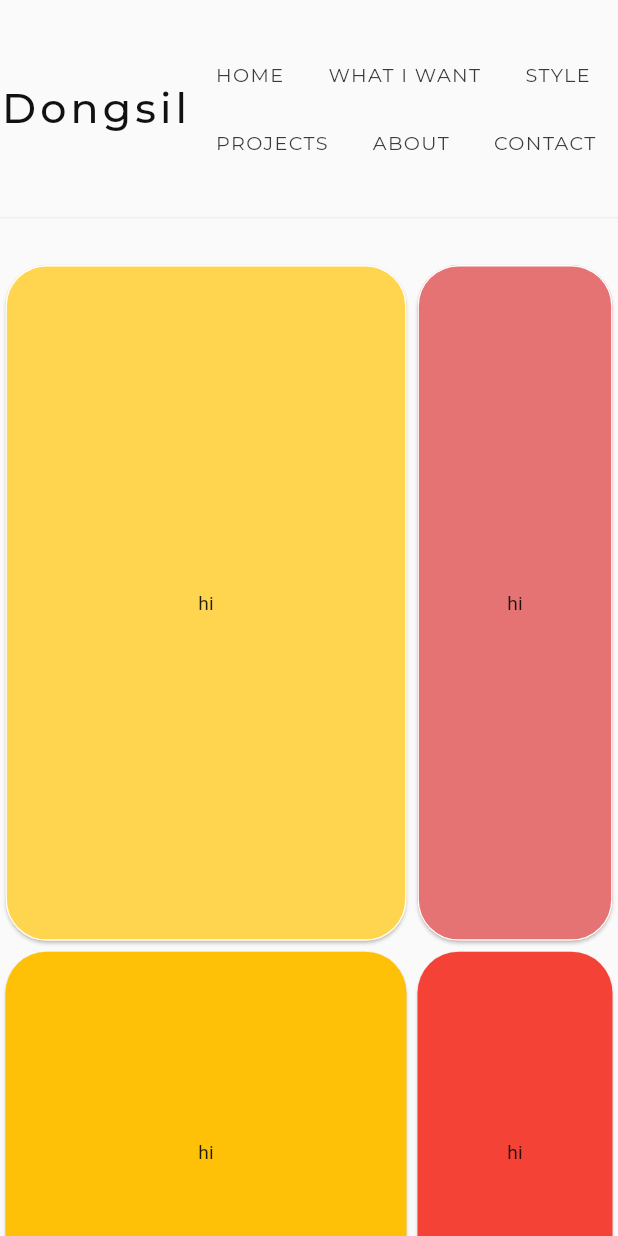
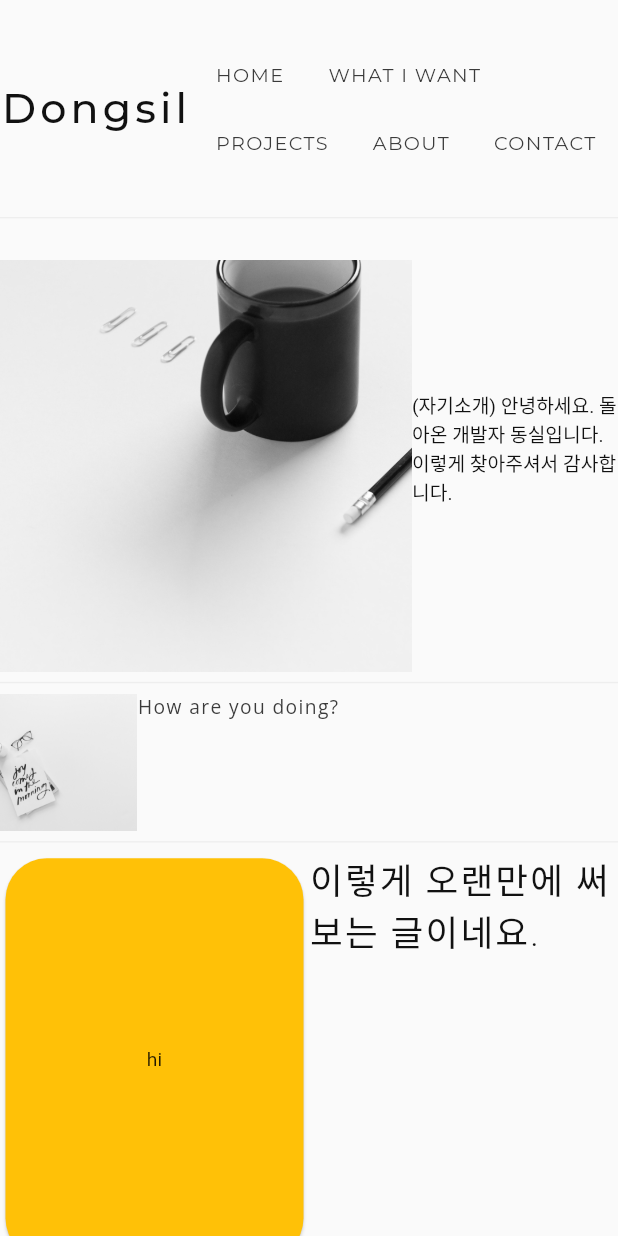
Before and after one commit to ggumgil/dongsilweb, a Flutter app: the screen it shows after launch, on a phone screen of 412 x 824 dp. Run offline on Flutter 3.47's test engine with Material 2 defaults, Android fonts, the phone set to English and light mode, and no system bars; our stand-ins replace google_fonts, responsive_framework; missing offline and left inert: dart:html; Roboto replaces fonts that are missing (Jua).

Commit message:
레이아웃 변경, 위젯, 스타일 적용 (미니멀)

```diff
--- a/lib/constant/style.dart
+++ b/lib/constant/style.dart
@@ -4,7 +4,7 @@ import 'package:google_fonts/google_fonts.dart';
 import 'package:flutter/painting.dart';
 
 // Simple
-TextStyle headlineTextStyle = GoogleFonts.montserrat(
+TextStyle headlineTextStyle = GoogleFonts.jua(
     textStyle: const TextStyle(
         fontSize: 26,
         color: textPrimary,
@@ -19,7 +19,7 @@ TextStyle subtitleTextStyle = GoogleFonts.openSans(
     textStyle:
         const TextStyle(fontSize: 14, color: textSecondary, letterSpacing: 1));
 
-TextStyle bodyTextStyle = GoogleFonts.openSans(
+TextStyle bodyTextStyle = GoogleFonts.jua(
     textStyle: const TextStyle(fontSize: 14, color: textPrimary));
 
 TextStyle buttonTextStyle = GoogleFonts.montserrat(
--- a/lib/main.dart
+++ b/lib/main.dart
@@ -1,4 +1,3 @@
-import 'package:dongsilweb/pages/notion_page.dart';
 import 'package:dongsilweb/pages/page_post.dart';
 import 'package:dongsilweb/pages/projects_page.dart';
 import 'package:dongsilweb/pages/whatiwant_page.dart';
@@ -42,8 +41,6 @@ class MyApp extends StatelessWidget {
               return const HomePage();
             case Routes.post:
               return const PostPage();
-            case Routes.style:
-              return const NotionPage();
             case Routes.projects:
               return const ProjectsPage();
             case Routes.whatiwant:
--- a/lib/pages/home_page.dart
+++ b/lib/pages/home_page.dart
@@ -1,6 +1,8 @@
+import 'dart:html';
 import 'dart:ui';
 
 import 'package:dongsilweb/widgets/blog.dart';
+import 'package:dongsilweb/widgets/text.dart';
 import 'package:flutter/material.dart';
 
 class HomePage extends StatelessWidget {
@@ -20,64 +22,36 @@ class HomePage extends StatelessWidget {
               children: [
                 SizedBox(
                   width: 300,
-                  height: 500,
-                  child: Card(
-                    color: Colors.amber[300],
-                    shape: RoundedRectangleBorder(
-                      side: BorderSide(
-                        color: Theme.of(context).colorScheme.outline,
-                      ),
-                      borderRadius: const BorderRadius.all(Radius.circular(30)),
-                    ),
-                    child: const Center(child: Text('hi')),
-                  ),
+                  height: 300,
+                  child: Image.asset(
+                      'assets/images/coffee_paperclips_pencil_angled_bw_w1080.jpg',
+                      fit: BoxFit.fitHeight),
                 ),
-                Expanded(
+                const Expanded(
+                    child: TextBody(
+                        text:
+                            '(자기소개) 안녕하세요. 돌아온 개발자 동실입니다.\n이렇게 찾아주셔서 감사합니다.')),
+              ],
+            ),
+            divider,
+            Row(
+              mainAxisSize: MainAxisSize.max,
+              children: [
+                SizedBox(
+                  width: 100,
+                  height: 100,
+                  child: Image.asset(
+                      'assets/images/joy_note_coffee_eyeglasses_overhead_bw_w1080.jpg',
+                      fit: BoxFit.fitHeight),
+                ),
+                const Expanded(
                   child: SizedBox(
-                    height: 500,
-                    child: Card(
-                      color: Colors.red[300],
-                      shape: RoundedRectangleBorder(
-                        side: BorderSide(
-                          color: Theme.of(context).colorScheme.outline,
-                        ),
-                        borderRadius:
-                            const BorderRadius.all(Radius.circular(30)),
-                      ),
-                      child: const Center(child: Text('hi')),
-                    ),
-                  ),
+                      height: 100,
+                      child: TextBodySecondary(text: 'How are you doing?')),
                 ),
               ],
             ),
-            Row(
-              mainAxisSize: MainAxisSize.max,
-              children: const [
-                SizedBox(
-                  width: 300,
-                  height: 300,
-                  child: Card(
-                    color: Colors.amber,
-                    shape: RoundedRectangleBorder(
-                      borderRadius: BorderRadius.all(Radius.circular(30)),
-                    ),
-                    child: Center(child: Text('hi')),
-                  ),
-                ),
-                Expanded(
-                  child: SizedBox(
-                    height: 300,
-                    child: Card(
-                      color: Colors.red,
-                      shape: RoundedRectangleBorder(
-                        borderRadius: BorderRadius.all(Radius.circular(30)),
-                      ),
-                      child: Center(child: Text('hi')),
-                    ),
-                  ),
-                ),
-              ],
-            ),
+            divider,
             Row(
               mainAxisSize: MainAxisSize.max,
               children: [
@@ -95,17 +69,13 @@ class HomePage extends StatelessWidget {
                 const Expanded(
                   child: SizedBox(
                     height: 300,
-                    child: Card(
-                      color: Colors.red,
-                      shape: RoundedRectangleBorder(
-                        borderRadius: BorderRadius.all(Radius.circular(30)),
-                      ),
-                      child: Center(child: Text('hi')),
-                    ),
+                    child: TextHeadline(text: '이렇게 오랜만에 써보는 글이네요.'),
                   ),
                 ),
               ],
             ),
+            divider,
+            const Footer()
           ],
         ),
       ),
--- a/lib/pages/whatiwant_page.dart
+++ b/lib/pages/whatiwant_page.dart
@@ -2,7 +2,6 @@ import 'package:dongsilweb/widgets/web_card.dart';
 import 'package:flutter/material.dart';
 
 import '../widgets/blog.dart';
-import '../widgets/web_scaffold.dart';
 
 class WhatIWantPage extends StatelessWidget {
   const WhatIWantPage({
@@ -35,6 +34,8 @@ class WhatIWantPage extends StatelessWidget {
               height: 200,
               color: Colors.blue,
               text: '이렇게 원하는 것이 있는 나'),
+          divider,
+          const Footer(),
         ],
       ),
     );
--- a/lib/widgets/blog.dart
+++ b/lib/widgets/blog.dart
@@ -264,7 +264,7 @@ class Footer extends StatelessWidget {
       padding: const EdgeInsets.symmetric(vertical: 40),
       child: const Align(
         alignment: Alignment.centerRight,
-        child: TextBody(text: "Copyright © 2020"),
+        child: TextBody(text: "Dongsil Copyright © 2023"),
       ),
     );
   }
@@ -379,14 +379,6 @@ class MenuBar extends StatelessWidget {
                       ),
                       TextButton(
                         onPressed: () =>
-                            Navigator.pushNamed(context, Routes.style),
-                        style: menuButtonStyle,
-                        child: const Text(
-                          "STYLE",
-                        ),
-                      ),
-                      TextButton(
-                        onPressed: () =>
                             Navigator.pushNamed(context, Routes.projects),
                         style: menuButtonStyle,
                         child: const Text(
@@ -394,7 +386,8 @@ class MenuBar extends StatelessWidget {
                         ),
                       ),
                       TextButton(
-                        onPressed: () {},
+                        onPressed: () =>
+                            Navigator.pushNamed(context, Routes.post),
                         style: menuButtonStyle,
                         child: const Text(
                           "ABOUT",
--- a/lib/widgets/text.dart
+++ b/lib/widgets/text.dart
@@ -55,6 +55,23 @@ class TextHeadlineSecondary extends StatelessWidget {
   }
 }
 
+class TextHeadline extends StatelessWidget {
+  final String text;
+
+  const TextHeadline({Key? key, required this.text}) : super(key: key);
+
+  @override
+  Widget build(BuildContext context) {
+    return Container(
+      margin: marginBottom12,
+      child: Text(
+        text,
+        style: headlineTextStyle,
+      ),
+    );
+  }
+}
+
 class TextBlockquote extends StatelessWidget {
   final String text;
 
```
Also changed, not shown: lib/pages/flutter_page.dart (+8 -4 lines), lib/pages/notion_page.dart (deleted, +0 -16 lines), lib/pages/projects_page.dart (+27 -1 lines), lib/widgets/web_scaffold.dart (deleted, +0 -82 lines).
